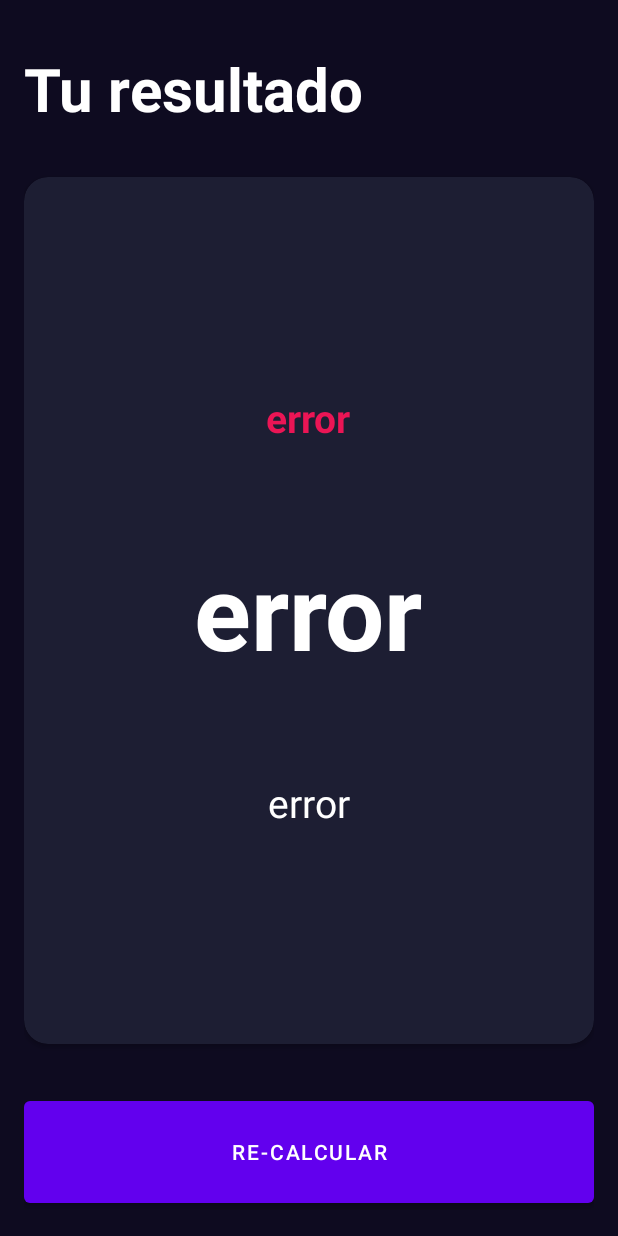
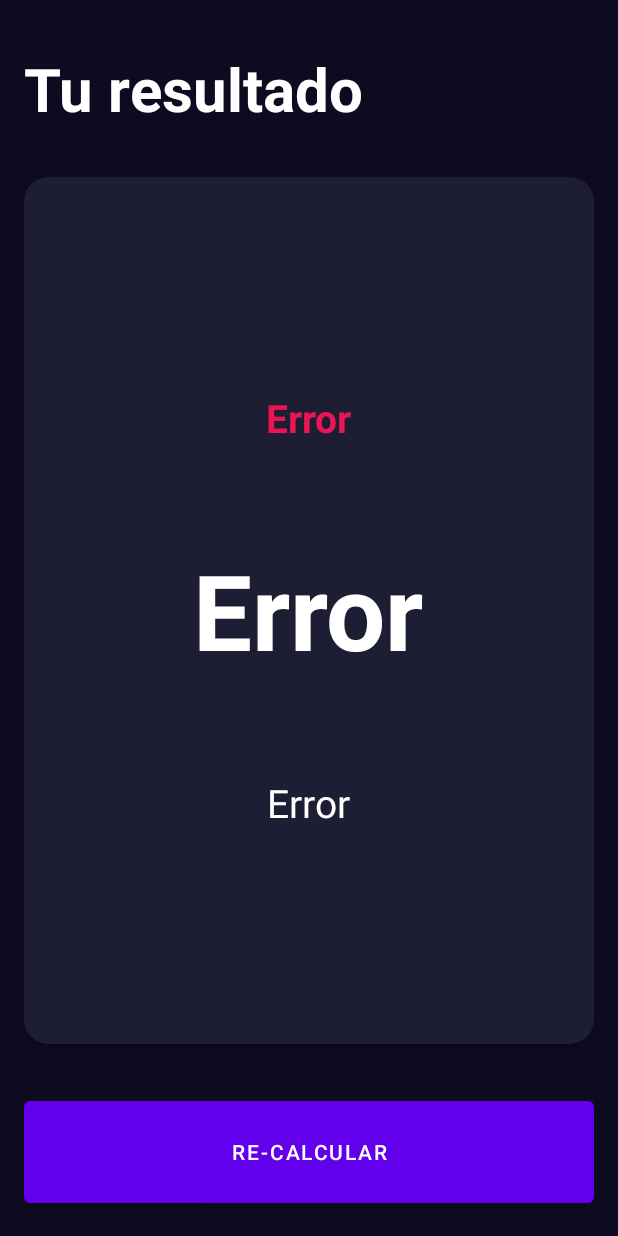
Before and after one commit to MarioHMorales/Curso-Kotlin, an Android app: the ResultIMCActivity screen opened directly, with no data from a screen before it, on a phone screen of 412 x 824 dp. Run offline under Robolectric (Android 15) with nearby library versions, the phone set to English and light mode, and no system bars.

Commit message:
25/10/25

```diff
--- a/app/src/main/java/dam/pmdm/cursokotlin/imccalculator/ResultIMCActivity.kt
+++ b/app/src/main/java/dam/pmdm/cursokotlin/imccalculator/ResultIMCActivity.kt
@@ -10,51 +10,46 @@ import dam.pmdm.cursokotlin.imccalculator.ImcCalculatorActivity.Companion.IMC_KE
 
 class ResultIMCActivity : AppCompatActivity() {
 
-    private lateinit var tvResult: TextView
-    private lateinit var tvIMC: TextView
-    private lateinit var tvDescription: TextView
-    private lateinit var btnRecalculate: Button
+    private lateinit var tvResult:TextView
+    private lateinit var tvIMC:TextView
+    private lateinit var tvDescription:TextView
+    private lateinit var btnRecalculate:Button
 
     override fun onCreate(savedInstanceState: Bundle?) {
         super.onCreate(savedInstanceState)
         setContentView(R.layout.activity_result_imcactivity)
-        val result = intent.extras?.getDouble(IMC_KEY) ?: -1.0
-
+        val result:Double = intent.extras?.getDouble(IMC_KEY) ?: -1.0
         initComponents()
         initUI(result)
         initListeners()
-
     }
 
     private fun initListeners() {
-        btnRecalculate.setOnClickListener { onBackPressed()}
+        btnRecalculate.setOnClickListener { onBackPressed() }
     }
 
     private fun initUI(result: Double) {
         tvIMC.text = result.toString()
-        when (result) {
+        when(result){
             in 0.00..18.50 -> { //Bajo peso
-                tvResult.text = getString (R.string.title_bajo_peso)
+                tvResult.text = getString(R.string.title_bajo_peso)
                 tvResult.setTextColor(ContextCompat.getColor(this, R.color.peso_bajo))
-                tvDescription.text = getString (R.string.descripcion_bajo_peso)
+                tvDescription.text = getString(R.string.description_bajo_peso)
             }
-
             in 18.51..24.99 -> { //Peso normal
-                tvResult.text = getString (R.string.title_peso_normal)
+                tvResult.text = getString(R.string.title_peso_normal)
                 tvResult.setTextColor(ContextCompat.getColor(this, R.color.peso_normal))
-                tvDescription.text = getString (R.string.descripcion_peso_normal)
+                tvDescription.text = getString(R.string.description_peso_normal)
             }
-
             in 25.00..29.99 -> { //Sobrepeso
-                tvResult.text = getString (R.string.title_sobrepeso)
+                tvResult.text = getString(R.string.title_sobrepeso)
                 tvResult.setTextColor(ContextCompat.getColor(this, R.color.peso_sobrepeso))
-                tvDescription.text = getString (R.string.descripcion_sobrepeso)
+                tvDescription.text = getString(R.string.description_sobrepeso)
             }
-
             in 30.00..99.00 -> { //Obesidad
-                tvResult.text = getString (R.string.title_obesidad)
+                tvResult.text = getString(R.string.title_obesidad)
                 tvResult.setTextColor(ContextCompat.getColor(this, R.color.obesidad))
-                tvDescription.text = getString (R.string.descripcion_obesidad)
+                tvDescription.text = getString(R.string.description_obesidad)
             }
             else -> {//error
                 tvIMC.text = getString(R.string.error)
@@ -64,10 +59,11 @@ class ResultIMCActivity : AppCompatActivity() {
             }
         }
     }
-        private fun initComponents() {
-            tvIMC = findViewById(R.id.tvIMC)
-            tvResult = findViewById(R.id.tvResult)
-            tvDescription = findViewById(R.id.tvDescripcion)
-            btnRecalculate = findViewById(R.id.btnRecalculate)
-        }
+
+    private fun initComponents() {
+        tvIMC = findViewById(R.id.tvIMC)
+        tvResult = findViewById(R.id.tvResult)
+        tvDescription = findViewById(R.id.tvDescription)
+        btnRecalculate = findViewById(R.id.btnRecalculate)
     }
+}
--- a/app/src/main/res/layout/activity_result_imcactivity.xml
+++ b/app/src/main/res/layout/activity_result_imcactivity.xml
@@ -2,7 +2,6 @@
 <androidx.constraintlayout.widget.ConstraintLayout xmlns:android="http://schemas.android.com/apk/res/android"
     xmlns:app="http://schemas.android.com/apk/res-auto"
     xmlns:tools="http://schemas.android.com/tools"
-    android:id="@+id/main"
     android:layout_width="match_parent"
     android:layout_height="match_parent"
     android:padding="16dp"
@@ -10,33 +9,32 @@
     tools:context=".imccalculator.ResultIMCActivity">
 
     <TextView
-        android:id="@+id/tvTittle"
+        android:id="@+id/tvTitle"
+        app:layout_constraintTop_toTopOf="parent"
+        app:layout_constraintStart_toStartOf="parent"
         android:layout_width="wrap_content"
         android:layout_height="wrap_content"
-        android:text="@string/result"
-        android:textColor="@color/white"
         android:textSize="40sp"
         android:layout_marginTop="16dp"
         android:textStyle="bold"
-        app:layout_constraintStart_toStartOf="parent"
-        app:layout_constraintTop_toTopOf="parent">
-    </TextView>
+        android:textColor="@color/white"
+        android:text="@string/result"/>
 
     <androidx.cardview.widget.CardView
         android:layout_width="0dp"
         android:layout_height="0dp"
+        app:cardBackgroundColor="@color/background_component"
+        app:cardCornerRadius="16dp"
         android:layout_marginVertical="32dp"
-        app:cardCornerRadius="16dp"
-        app:cardBackgroundColor="@color/background_component"
         app:layout_constraintStart_toStartOf="parent"
         app:layout_constraintEnd_toEndOf="parent"
-        app:layout_constraintBottom_toTopOf="@id/btnRecalculate"
-        app:layout_constraintTop_toBottomOf="@id/tvTittle">
+        app:layout_constraintBottom_toTopOf="@+id/btnRecalculate"
+        app:layout_constraintTop_toBottomOf="@+id/tvTitle">
 
         <androidx.appcompat.widget.LinearLayoutCompat
             android:layout_width="match_parent"
+            android:gravity="center"
             android:layout_height="match_parent"
-            android:gravity="center"
             android:layout_margin="16dp"
             android:orientation="vertical">
 
@@ -44,30 +42,31 @@
                 android:id="@+id/tvResult"
                 android:layout_width="wrap_content"
                 android:layout_height="wrap_content"
-                tools:text="Normal"
                 android:textSize="26sp"
-                android:textStyle="bold">
-            </TextView>
+                android:textStyle="bold"
+                tools:text="Normal"/>
 
             <TextView
                 android:id="@+id/tvIMC"
                 android:layout_width="wrap_content"
                 android:layout_height="wrap_content"
-                tools:text="Normal"
+                android:textSize="70sp"
                 android:layout_marginVertical="64dp"
                 android:textColor="@color/white"
-                android:textSize="70sp"
-                android:textStyle="bold">
-            </TextView>
+                android:textStyle="bold"
+                tools:text="Normal"/>
 
             <TextView
-                android:id="@+id/tvDescripcion"
+                android:id="@+id/tvDescription"
                 android:layout_width="wrap_content"
                 android:layout_height="wrap_content"
-                tools:text="Normal"
                 android:textSize="26sp"
-                android:textColor="@color/white">
-            </TextView>
+                android:textColor="@color/white"
+                tools:text="Normal"/>
+
+
+
+
 
         </androidx.appcompat.widget.LinearLayoutCompat>
 
@@ -76,10 +75,10 @@
     <Button
         android:id="@+id/btnRecalculate"
         android:layout_width="0dp"
-        app:layout_constraintStart_toStartOf="parent"
-        app:layout_constraintEnd_toEndOf="parent"
+        android:layout_height="80dp"
         android:text="@string/recalculate"
         app:layout_constraintBottom_toBottomOf="parent"
-        android:layout_height="80dp"/>
+        app:layout_constraintEnd_toEndOf="parent"
+        app:layout_constraintStart_toStartOf="parent" />
 
 </androidx.constraintlayout.widget.ConstraintLayout>
--- a/app/src/main/res/values/colors.xml
+++ b/app/src/main/res/values/colors.xml
@@ -9,7 +9,7 @@
     <color name="white">#FFFFFFFF</color>
 
     <color name="background_component">#1D1E33</color>
-    <color name="background_component_select">#FF111328</color>
+    <color name="background_component_selected">#FF111328</color>
     <color name="background_app">#0E0B20</color>
     <color name="background_button">#EB1555</color>
     <color name="title_text">#FF8D8E98</color>
--- a/app/src/main/res/values/strings.xml
+++ b/app/src/main/res/values/strings.xml
@@ -1,26 +1,28 @@
 <resources>
     <string name="app_name">Curso Kotlin</string>
+    <!--IMC APP-->
     <string name="male">Hombre</string>
     <string name="female">Mujer</string>
     <string name="height">Altura</string>
     <string name="weight">Peso</string>
     <string name="age">Edad</string>
     <string name="calculate">Calcular</string>
+    <string name="recalculate">Re-Calcular</string>
     <string name="result">Tu resultado</string>
-    <string name="recalculate">Re-Calcular</string>
 
-    <string name="error">error</string>
+    <string name="error">Error</string>
 
     <string name="title_bajo_peso">Bajo peso</string>
-    <string name="descripcion_bajo_peso">Estás por debajo de lo óptimo para tu peso y altura.</string>
+    <string name="description_bajo_peso">Estás por debajo de lo óptimo para tu peso y altura.</string>
 
     <string name="title_peso_normal">Normal</string>
-    <string name="descripcion_peso_normal">Estás en lo óptimo para tu peso y altura.</string>
+    <string name="description_peso_normal">Estás en lo óptimo para tu peso y altura.</string>
 
     <string name="title_sobrepeso">Sobrepeso</string>
-    <string name="descripcion_sobrepeso">Estás por encima de lo óptimo para tu peso y altura.</string>
+    <string name="description_sobrepeso">Estás por encima de lo óptimo para tu peso y altura.</string>
 
     <string name="title_obesidad">Obesidad</string>
-    <string name="descripcion_obesidad">Estás MUY por encima de lo óptimo para tu peso y altura.</string>
+    <string name="description_obesidad">Estás MUY por encima de lo óptimo para tu peso y altura.</string>
+
 
 </resources>
```
Also changed, not shown: app/src/main/java/dam/pmdm/cursokotlin/imccalculator/ImcCalculatorActivity.kt (+26 -29 lines), app/src/main/res/layout/activity_imc_calculator.xml (+21 -24 lines).
